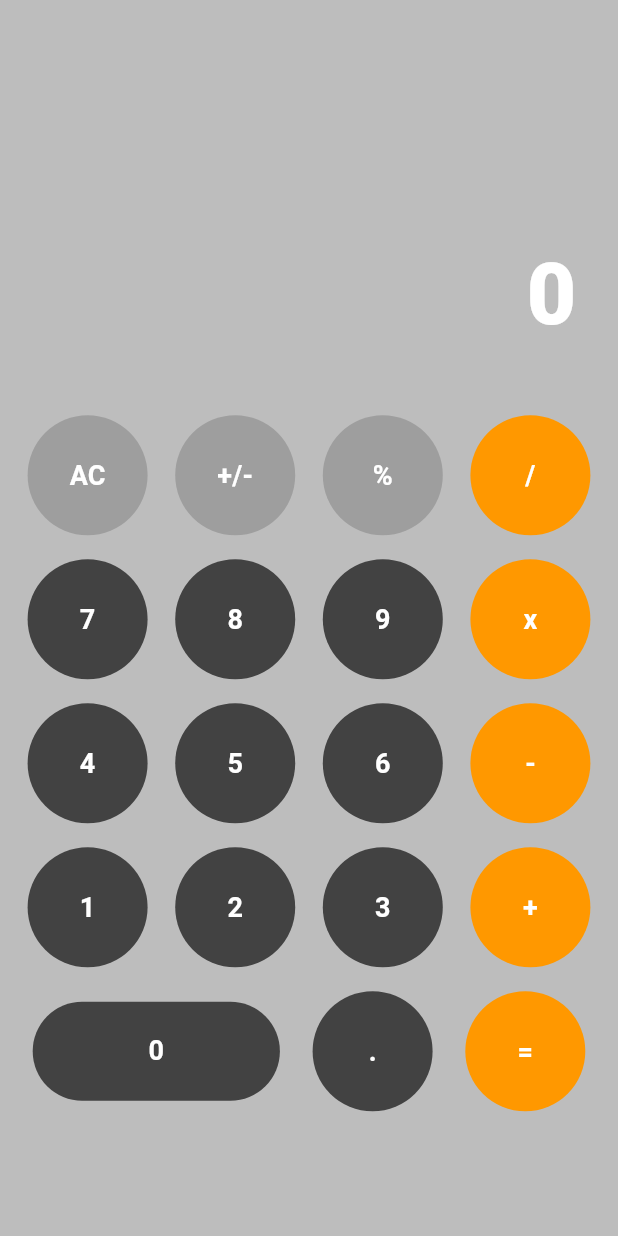
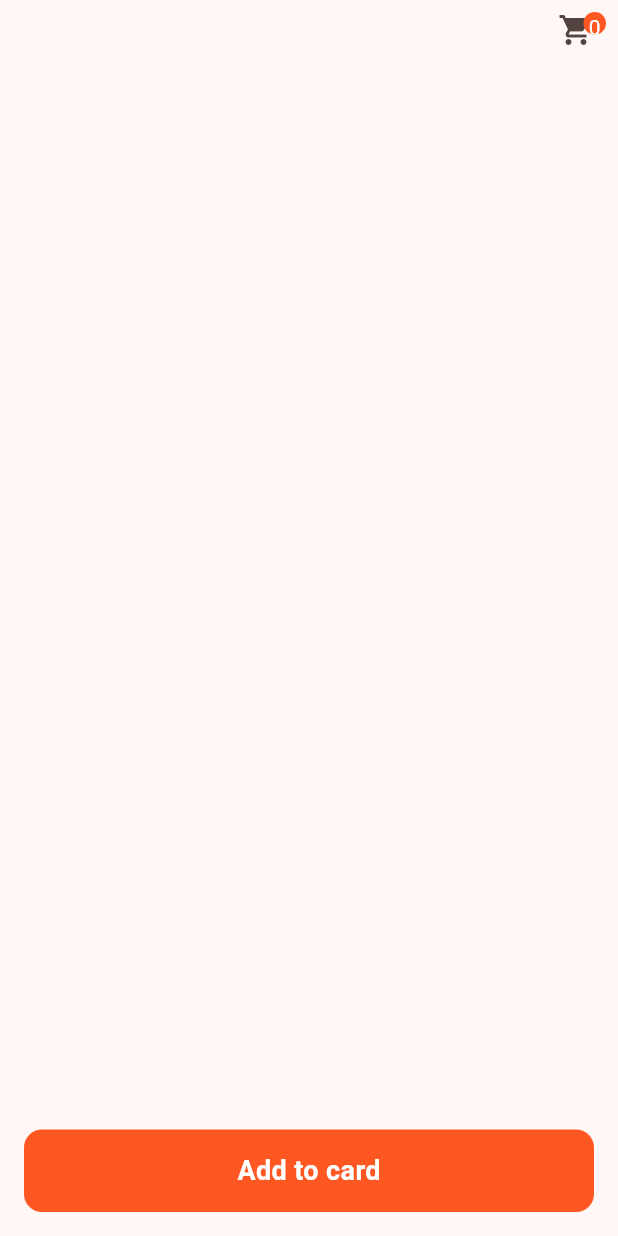
Before and after one commit to sudophils/techcity, a Flutter app: the screen it shows after launch, on a phone screen of 412 x 824 dp. Run offline on Flutter 3.47's test engine with Material 3 defaults, Android fonts, the phone set to English and light mode, and no system bars; our stand-ins replace font_awesome_flutter.

Commit message:
12th June class

```diff
--- a/lib/main.dart
+++ b/lib/main.dart
@@ -1,6 +1,8 @@
 import 'package:flutter/material.dart';
 import 'package:techcity/screen/calculator_screen.dart';
 import 'package:techcity/screen/twitter_auth_screen.dart';
+
+import 'note/counter_screen.dart';
 
 void main() {
   runApp(const MyApp());
@@ -18,7 +20,7 @@ class MyApp extends StatelessWidget {
         colorScheme: ColorScheme.fromSeed(seedColor: Colors.red),
         useMaterial3: true,
       ),
-      home: const CalculatorScreen(),
+      home: const CartScreen(),
     );
   }
 }
--- /dev/null
+++ b/lib/note/counter_screen.dart
@@ -0,0 +1,73 @@
+import 'package:flutter/material.dart';
+import 'package:scoped_model/scoped_model.dart';
+import 'package:techcity/viewmodel/note_viewmodel.dart';
+
+class CartScreen extends StatelessWidget {
+  const CartScreen({super.key});
+
+  @override
+  Widget build(BuildContext context) {
+    Widget buildCart(int cartValue) {
+      return Stack(
+        children: [
+          const Padding(
+            padding: EdgeInsets.only(right: 16.0, bottom: 16),
+            child: Icon(
+              Icons.shopping_cart,
+              size: 24,
+            ),
+          ),
+          Positioned(
+            right: 8,
+            child: Container(
+                height: 15,
+                width: 15,
+                decoration: const BoxDecoration(
+                    shape: BoxShape.circle, color: Colors.deepOrange),
+                child: Center(
+                    child: Text(
+                  cartValue.toString(),
+                  style: const TextStyle(color: Colors.white),
+                ))),
+          )
+        ],
+      );
+    }
+
+    return ScopedModel<NoteViewModel>(
+      model: NoteViewModel(),
+      child: ScopedModelDescendant<NoteViewModel>(
+        builder: (context, child, model) {
+          return Scaffold(
+            appBar: AppBar(
+              actions: [buildCart(model.cart)],
+            ),
+            body: const Column(
+              children: [],
+            ),
+            bottomNavigationBar: GestureDetector(
+              onTap: () {
+                model.updateCart();
+              },
+              child: Container(
+                margin: const EdgeInsets.all(16),
+                height: 55,
+                decoration: BoxDecoration(
+                    color: Colors.deepOrange,
+                    borderRadius: BorderRadius.circular(12)),
+                child: const Center(
+                    child: Text(
+                  'Add to card',
+                  style: TextStyle(
+                      color: Colors.white,
+                      fontSize: 18,
+                      fontWeight: FontWeight.w700),
+                )),
+              ),
+            ),
+          );
+        },
+      ),
+    );
+  }
+}
--- /dev/null
+++ b/lib/viewmodel/note_viewmodel.dart
@@ -0,0 +1,14 @@
+import 'package:scoped_model/scoped_model.dart';
+
+class NoteViewModel extends Model{
+
+  int _cart = 0;
+
+  int get cart => _cart;
+
+  void updateCart(){
+    _cart ++;
+    notifyListeners();
+  }
+
+}
--- a/pubspec.yaml
+++ b/pubspec.yaml
@@ -36,6 +36,7 @@ dependencies:
   # Use with the CupertinoIcons class for iOS style icons.
   cupertino_icons: ^1.0.2
   font_awesome_flutter: ^10.7.0
+  scoped_model: ^2.0.0
 
 dev_dependencies:
   flutter_test:
```
Also changed, not shown: lib/screen/calculator_screen.dart (+19 -101 lines), lib/viewmodel/calculator_viewmodel.dart (added, +106 -0 lines), lib/note/note_editing_screen.dart (added), lib/note/note_home_screen.dart (added), lib/note/note_type_screen.dart (added), pubspec.lock.
